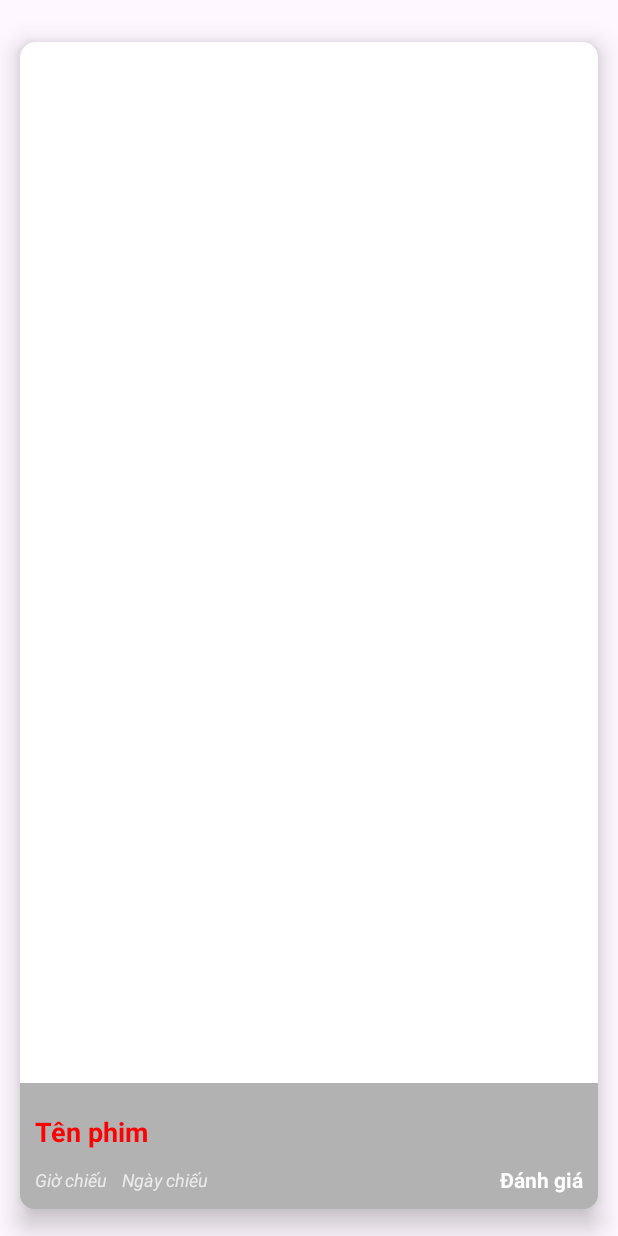
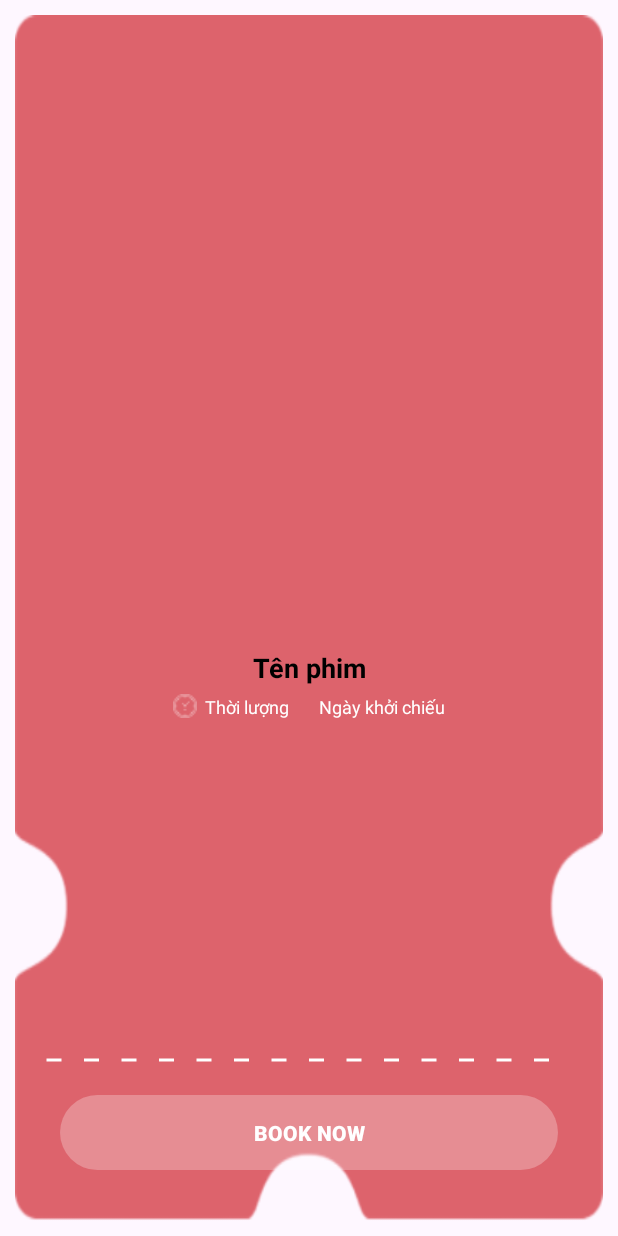
Before and after one commit to xbac2k4/Cinema-PMA101-Agile, an Android app: the layout item_movie.xml on its own in the app's theme, with its tools: preview values and no code run, on a phone screen of 412 x 824 dp. Run offline under Robolectric (Android 15) with nearby library versions, the phone set to English and light mode, and no system bars; plain views replace RoundedImageView.

Commit message:
xbac2k4-commit-hiển thị phim lên trang chủ

```diff
--- a/app/src/main/AndroidManifest.xml
+++ b/app/src/main/AndroidManifest.xml
@@ -6,6 +6,7 @@
     <uses-permission android:name="android.permission.INTERNET" />
 
     <application
+        android:networkSecurityConfig="@xml/network_security_config"
         android:allowBackup="true"
         android:dataExtractionRules="@xml/data_extraction_rules"
         android:fullBackupContent="@xml/backup_rules"
@@ -17,13 +18,13 @@
         android:usesCleartextTraffic="true"
         tools:targetApi="31">
         <activity
-            android:name=".view.activity.MainActivity"
+            android:name=".view.activity.LoginActivity"
             android:exported="false" />
         <activity
             android:name=".view.activity.MovieDetails"
             android:exported="false" />
         <activity
-            android:name=".view.activity.LoginActivity"
+            android:name=".view.activity.MainActivity"
             android:exported="true">
             <intent-filter>
                 <action android:name="android.intent.action.MAIN" />
--- a/app/src/main/java/com/example/cinemamobilefe/service/RetrofitInstance.java
+++ b/app/src/main/java/com/example/cinemamobilefe/service/RetrofitInstance.java
@@ -5,7 +5,7 @@ import retrofit2.converter.gson.GsonConverterFactory;
 
 public class RetrofitInstance {
     private static Retrofit retrofit;
-    private static final String BASE_URL = "http://192.168.1.118:3000/v1/api/";
+    private static final String BASE_URL = "http://10.0.2.2:3000/api/v1/";
 
     public static Retrofit getRetrofitInstance() {
         if (retrofit == null) {
--- a/app/src/main/java/com/example/cinemamobilefe/service/repository/MovieRepository.java
+++ b/app/src/main/java/com/example/cinemamobilefe/service/repository/MovieRepository.java
@@ -42,7 +42,7 @@ public class MovieRepository {
                 } else {
                     mutableLiveData.postValue(null);
                     Log.d(TAG, "data2: " + response.body());
-                    Toast.makeText(context, "No2", Toast.LENGTH_SHORT).show();
+//                    Toast.makeText(context, "No2", Toast.LENGTH_SHORT).show();
                 }
             }
 
@@ -50,7 +50,7 @@ public class MovieRepository {
             public void onFailure(Call<MovieResponse<ArrayList<MovieModel>>> call, Throwable t) {
                 mutableLiveData.postValue(null);
                 Log.d(TAG, "onFailure: " + t.getMessage());
-                Toast.makeText(context, "No1", Toast.LENGTH_SHORT).show();
+//                Toast.makeText(context, "No1", Toast.LENGTH_SHORT).show();
             }
         });
 
--- a/app/src/main/java/com/example/cinemamobilefe/view/activity/LoginActivity.java
+++ b/app/src/main/java/com/example/cinemamobilefe/view/activity/LoginActivity.java
@@ -34,9 +34,11 @@ public class LoginActivity extends AppCompatActivity {
             @Override
             public void onClick(View v) {
                 Intent intent = new Intent(LoginActivity.this, MainActivity.class);
+                intent.putExtra("auth", "nxb");
                 startActivity(intent);
                 finish();
             }
         });
     }
+
 }
--- a/app/src/main/res/color/color_items_bottom_nav.xml
+++ b/app/src/main/res/color/color_items_bottom_nav.xml
@@ -1,5 +1,5 @@
 <?xml version="1.0" encoding="utf-8"?>
 <selector xmlns:android="http://schemas.android.com/apk/res/android">
-    <item android:color="#65FFFFFF" android:state_checked="false"/>
+    <item android:color="#FFFFFF" android:state_checked="false"/>
     <item android:color="#FFB43A" android:state_checked="true"/>
 </selector>
--- a/app/src/main/res/drawable/background_bottom_nav.xml
+++ b/app/src/main/res/drawable/background_bottom_nav.xml
@@ -5,6 +5,6 @@
 <!--        android:startColor="#232526"-->
 <!--        android:endColor="#414345"-->
 <!--        android:angle="45"/>-->
-    <solid android:color="#232323"/>
+    <solid android:color="#DD636C"/>
     <corners android:radius="20dp"/>
 </shape>
--- /dev/null
+++ b/app/src/main/res/drawable/dashed_line.xml
@@ -0,0 +1,10 @@
+<?xml version="1.0" encoding="utf-8"?>
+<shape xmlns:android="http://schemas.android.com/apk/res/android"
+    android:shape="line">
+    <stroke
+        android:width="2dp"
+        android:color="#FFFFFF"
+        android:dashWidth="10dp"
+        android:dashGap="15dp"/>
+    <solid android:color="#006F6F6F"/>
+</shape>
--- a/app/src/main/res/layout/activity_main.xml
+++ b/app/src/main/res/layout/activity_main.xml
@@ -16,7 +16,8 @@
         <FrameLayout
             android:id="@+id/frg_main"
             android:layout_width="match_parent"
-            android:layout_height="wrap_content"
+            android:layout_height="match_parent"
+            android:layout_alignParentBottom="true"
             android:layout_above="@+id/background_nav"
             android:layout_alignParentTop="true"/>
         <LinearLayout
@@ -33,7 +34,7 @@
                 app:itemTextColor="@color/color_items_bottom_nav"
                 app:itemIconTint="@color/color_items_bottom_nav"
                 android:layout_margin="10dp"
-                android:alpha="0.8"
+                android:alpha="1"
                 android:theme="@style/Theme.AppCompat.DayNight.NoActionBar"
                 style="@style/Widget.MaterialComponents.BottomNavigationView"
                 app:menu="@menu/nav_bottom">
--- a/app/src/main/res/layout/item_movie.xml
+++ b/app/src/main/res/layout/item_movie.xml
@@ -1,74 +1,112 @@
 <?xml version="1.0" encoding="utf-8"?>
-<androidx.cardview.widget.CardView xmlns:android="http://schemas.android.com/apk/res/android"
+<LinearLayout xmlns:android="http://schemas.android.com/apk/res/android"
     xmlns:app="http://schemas.android.com/apk/res-auto"
     android:layout_width="match_parent"
     android:layout_height="match_parent"
-    app:cardElevation="10dp"
-    android:elevation="10dp"
-    app:cardUseCompatPadding="true"
-    app:cardCornerRadius="10dp"
-    android:layout_marginTop="10dp">
+    android:backgroundTint="#00000000"
+    android:background="#00000000"
+    android:layout_margin="10dp"
+    android:orientation="vertical">
+
     <RelativeLayout
         android:layout_width="match_parent"
-       android:layout_height="match_parent">
+        android:layout_height="match_parent"
+        android:backgroundTint="#DD636C"
+        android:background="@drawable/bgr_ticket_2">
         <com.makeramen.roundedimageview.RoundedImageView
             android:id="@+id/item_movie"
             android:layout_width="match_parent"
-           android:layout_height="match_parent"
+            android:layout_height="200dp"
+            android:layout_marginTop="10dp"
+            android:layout_marginHorizontal="10dp"
             android:adjustViewBounds="true"
-           android:scaleType="centerCrop">
+            android:scaleType="centerCrop"
+            app:riv_corner_radius="10dp">
         </com.makeramen.roundedimageview.RoundedImageView>
         <LinearLayout
             android:layout_width="match_parent"
             android:layout_height="wrap_content"
-           android:layout_alignParentBottom="true"
-           android:orientation="vertical"
-           android:padding="10dp"
-           android:background="#4D000000">
+            android:layout_below="@id/item_movie"
+            android:layout_above="@+id/bgr_button"
+            android:gravity="center"
+            android:orientation="vertical">
             <TextView
                 android:id="@+id/tv_name_movie"
                 android:layout_width="match_parent"
                 android:layout_height="wrap_content"
+                android:paddingHorizontal="20dp"
+                android:paddingTop="5dp"
+                android:text="Tên phim"
+                android:maxLines="2"
+                android:ellipsize="end"
+                android:textAlignment="center"
+                android:gravity="center"
+                android:textColor="#000000"
                 android:textSize="18sp"
-               android:textStyle="bold"
-               android:layout_marginVertical="10dp"
-               android:textColor="#FF0000"
-               android:text="Tên phim"/>
-           <RelativeLayout
+                android:textStyle="bold" />
+
+            <LinearLayout
                 android:layout_width="match_parent"
-               android:layout_height="wrap_content">
+                android:layout_height="wrap_content"
+                android:gravity="center"
+                android:paddingTop="5dp"
+                android:orientation="horizontal">
+
                 <TextView
                     android:id="@+id/tv_duration"
                     android:layout_width="wrap_content"
                     android:layout_height="wrap_content"
-                   android:textSize="12sp"
-                   android:textStyle="italic"
-                   android:textColor="#BEFFFFFF"
-                   android:layout_alignParentLeft="true"
-                   android:layout_centerVertical="true"
-                   android:layout_marginRight="10dp"
-                   android:text="Giờ chiếu"/>
+                    android:layout_marginHorizontal="10dp"
+                    android:text="Thời lượng"
+                    android:drawableLeft="@drawable/ic_clock_16"
+                    android:drawablePadding="5dp"
+                    android:textColor="#FFFFFF"
+                    android:textSize="12sp" />
+
                 <TextView
-                   android:id="@+id/tv_show_date"
+                    android:id="@+id/tv_start_date"
                     android:layout_width="wrap_content"
                     android:layout_height="wrap_content"
-                   android:textSize="12sp"
-                   android:textStyle="italic"
-                   android:textColor="#BEFFFFFF"
-                   android:layout_toRightOf="@id/tv_duration"
-                   android:layout_centerVertical="true"
-                   android:text="Ngày chiếu"/>
-               <TextView
-                   android:id="@+id/tv_evaluate"
-                   android:layout_width="wrap_content"
+                    android:layout_marginHorizontal="10dp"
+                    android:text="Ngày khởi chiếu"
+                    android:textColor="#FFFFFF"
+                    android:textSize="12sp" />
+                <!--               <TextView-->
+                <!--                   android:id="@+id/tv_evaluate"-->
+                <!--                   android:layout_width="wrap_content"-->
+                <!--                   android:layout_height="wrap_content"-->
+                <!--                   android:textSize="14sp"-->
+                <!--                   android:textStyle="bold"-->
+                <!--                   android:textColor="#FFFFFF"-->
+                <!--                   android:layout_alignParentRight="true"-->
+                <!--                   android:layout_centerVertical="true"-->
+                <!--                   android:text="Đánh giá"/>-->
+            </LinearLayout>
+        </LinearLayout>
+        <LinearLayout
+            android:id="@+id/bgr_button"
+            android:layout_width="match_parent"
             android:layout_height="wrap_content"
-                   android:textSize="14sp"
+            android:layout_alignParentBottom="true"
+            android:paddingBottom="30dp"
+            android:orientation="vertical">
+            <View
+                android:layout_width="match_parent"
+                android:layout_height="4dp"
+                android:layout_weight="1"
+                android:layout_marginVertical="17dp"
+                android:layout_marginHorizontal="20dp"
+                android:background="@drawable/dashed_line" />
+            <Button
+                android:id="@+id/btn_book_now"
+                android:layout_width="match_parent"
+                android:layout_height="wrap_content"
+                android:text="BOOK NOW"
                 android:textStyle="bold"
-                   android:textColor="#FFFFFF"
-                   android:layout_alignParentRight="true"
-                   android:layout_centerVertical="true"
-                   android:text="Đánh giá"/>
+                android:backgroundTint="#25FFFFFF"
+                android:alpha="1"
+                android:paddingVertical="15dp"
+                android:layout_marginHorizontal="30dp"/>
+        </LinearLayout>
     </RelativeLayout>
 </LinearLayout>
-   </RelativeLayout>
-</androidx.cardview.widget.CardView>
--- /dev/null
+++ b/app/src/main/res/xml/network_security_config.xml
@@ -0,0 +1,6 @@
+<?xml version="1.0" encoding="utf-8"?>
+<network-security-config xmlns:android="http://schemas.android.com/apk/res/android">
+    <domain-config cleartextTrafficPermitted="true">
+        <domain includeSubdomains="true">10.0.2.2</domain>
+    </domain-config>
+</network-security-config>
```
Also changed, not shown: app/src/main/java/com/example/cinemamobilefe/model/MovieModel.java (+13 -13 lines), app/src/main/java/com/example/cinemamobilefe/view/activity/MainActivity.java (+16 -3 lines), app/src/main/java/com/example/cinemamobilefe/view/activity/MovieDetails.java (+7 -8 lines), app/src/main/java/com/example/cinemamobilefe/view/adapter/MovieApdapter.java (+17 -7 lines), app/src/main/java/com/example/cinemamobilefe/view/fragment/FragmentHome.java (+65 -21 lines), app/src/main/res/layout/fragment_home.xml (+32 -23 lines), app/src/main/res/drawable/bgr_ticket.png (added), app/src/main/res/drawable/bgr_ticket_2.png (added), app/src/main/res/drawable/image_error.png (added). Lines whose indentation alone changed are shown as unchanged.
